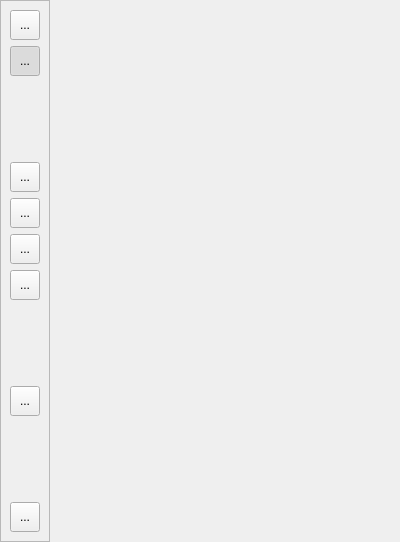
This is python/resources/ui/GraphWidget.ui in introlab/OpenIMU as Qt 5 draws it before an edit. The edited form follows.
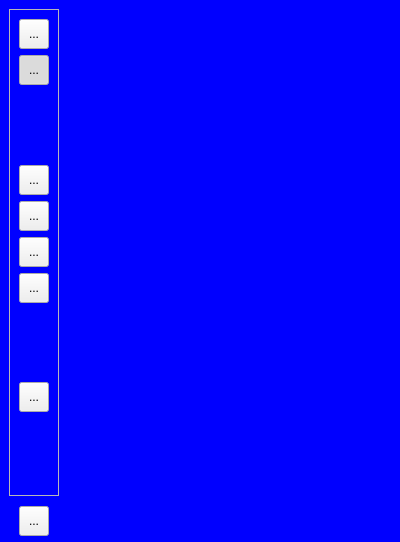
This is the edited form. Icons and pictures are not drawn.

```diff
--- a/python/resources/ui/GraphWidget.ui
+++ b/python/resources/ui/GraphWidget.ui
@@ -16,6 +16,11 @@
   <property name="windowTitle">
    <string>Graph display</string>
   </property>
+  <property name="styleSheet">
+   <string notr="true">QWidget#frmGraphWidget{
+background-color: blue;
+}</string>
+  </property>
   <layout class="QHBoxLayout" name="horizontalLayout">
    <property name="spacing">
     <number>0</number>
@@ -33,6 +38,15 @@
     <number>0</number>
    </property>
    <item>
+    <widget class="QFrame" name="frameControls">
+     <layout class="QVBoxLayout" name="verticalLayout_9">
+      <property name="spacing">
+       <number>10</number>
+      </property>
+      <property name="bottomMargin">
+       <number>6</number>
+      </property>
+      <item>
     <widget class="QFrame" name="frameTools">
      <property name="sizePolicy">
       <sizepolicy hsizetype="Fixed" vsizetype="Preferred">
@@ -262,7 +276,7 @@
         </property>
        </spacer>
       </item>
-      <item>
+         <item alignment="Qt::AlignHCenter">
        <widget class="QToolButton" name="btnClearSelection">
         <property name="minimumSize">
          <size>
@@ -304,7 +318,10 @@
         </property>
        </spacer>
       </item>
-      <item>
+        </layout>
+       </widget>
+      </item>
+      <item alignment="Qt::AlignHCenter|Qt::AlignBottom">
        <widget class="QToolButton" name="btnDataInfos">
         <property name="minimumSize">
          <size>
@@ -338,6 +355,12 @@
    </item>
    <item>
     <widget class="QWidget" name="wdgChart" native="true">
+     <property name="sizePolicy">
+      <sizepolicy hsizetype="Expanding" vsizetype="Preferred">
+       <horstretch>0</horstretch>
+       <verstretch>0</verstretch>
+      </sizepolicy>
+     </property>
      <property name="mouseTracking">
       <bool>false</bool>
      </property>
```
Lines whose indentation alone changed are shown as unchanged.
